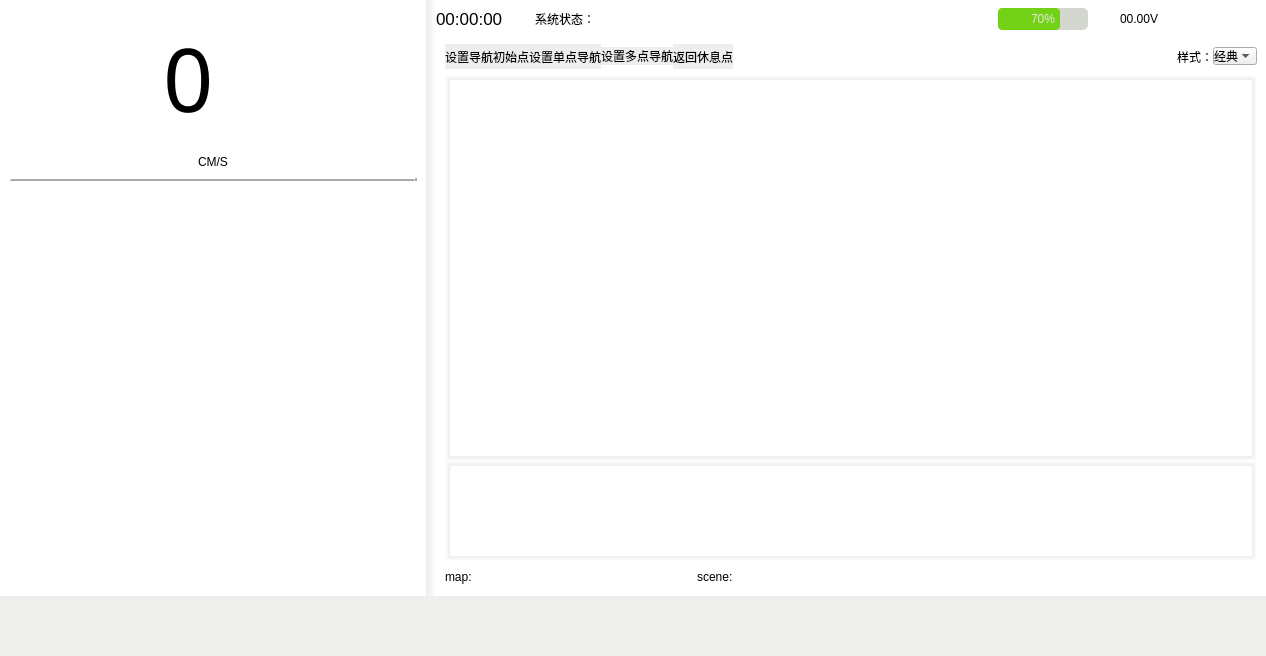
Before: the Qt Designer form ui/main_window.ui in chengyangkj/Ros_Qt5_Gui_App, drawn with Qt 5.
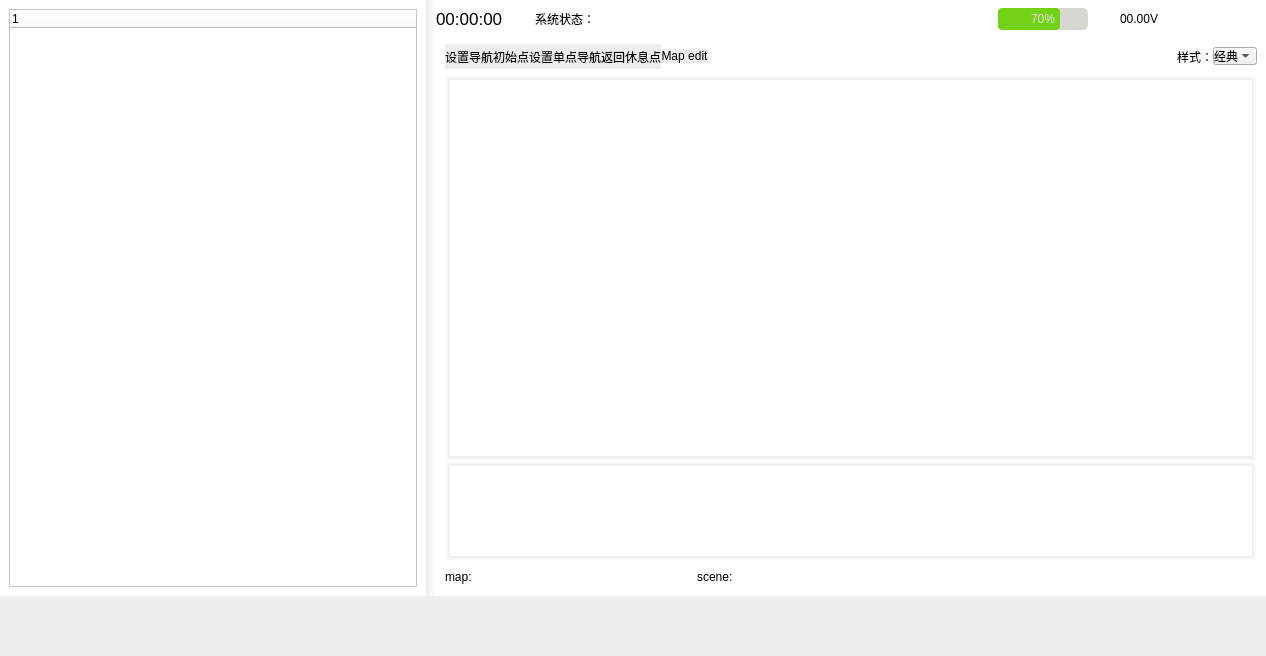
After: the same form once the commit is applied. Icons and pictures are not drawn.

What changed in the file:
```diff
--- a/ui/main_window.ui
+++ b/ui/main_window.ui
@@ -77,7 +77,7 @@
 </string>
           </property>
           <property name="currentIndex">
-           <number>0</number>
+           <number>2</number>
           </property>
           <widget class="QWidget" name="page_6">
            <layout class="QVBoxLayout" name="verticalLayout_8">
@@ -602,6 +602,19 @@
             </item>
            </layout>
           </widget>
+          <widget class="QWidget" name="page">
+           <layout class="QVBoxLayout" name="verticalLayout_15">
+            <item>
+             <widget class="QTreeWidget" name="treeWidget">
+              <column>
+               <property name="text">
+                <string notr="true">1</string>
+               </property>
+              </column>
+             </widget>
+            </item>
+           </layout>
+          </widget>
          </widget>
         </item>
         <item>
@@ -1140,35 +1153,6 @@
                     </property>
                    </widget>
                   </item>
-                  <item>
-                   <widget class="QPushButton" name="set_mutil_goal_btn">
-                    <property name="styleSheet">
-                     <string notr="true">QPushButton:hover{
-background-color:rgb(186, 189, 182);
-border-bottom:2px solid rgb(67, 154, 246);
-}
-QPushButton:checked{
-background-color:cyan;
-border-bottom:2px solid white 
-}
-QPushButton:pressed{
-background-color:rgb(67, 154, 246)
-}
-QPushButton{
-background-color:rgb(238, 238, 236);
-border:none; 
-padding:0px 0px 0px 0px;
-margin:0px 0px 0px 0px;
-}</string>
-                    </property>
-                    <property name="text">
-                     <string>设置多点导航</string>
-                    </property>
-                    <property name="icon">
-                     <iconset theme="://images/mutil_pose.png"/>
-                    </property>
-                   </widget>
-                  </item>
                   <item>
                    <widget class="QPushButton" name="return_btn">
                     <property name="maximumSize">
@@ -1205,6 +1189,36 @@
                     </property>
                    </widget>
                   </item>
+                  <item>
+                   <widget class="QPushButton" name="set_mutil_goal_btn">
+                    <property name="styleSheet">
+                     <string notr="true">QPushButton:hover{
+background-color:rgb(186, 189, 182);
+border-bottom:2px solid rgb(67, 154, 246);
+}
+QPushButton:checked{
+background-color:cyan;
+border-bottom:2px solid white 
+}
+QPushButton:pressed{
+background-color:rgb(67, 154, 246)
+}
+QPushButton{
+background-color:rgb(238, 238, 236);
+border:none; 
+padding:0px 0px 0px 0px;
+margin:0px 0px 0px 0px;
+}</string>
+                    </property>
+                    <property name="text">
+                     <string>Map edit</string>
+                    </property>
+                    <property name="icon">
+                     <iconset theme="://images/mutil_pose.png">
+                      <normaloff>.</normaloff>.</iconset>
+                    </property>
+                   </widget>
+                  </item>
                   <item>
                    <spacer name="horizontalSpacer_2">
                     <property name="orientation">
```
Left out of the diff: 20 changed lines with no effect on the pictures.
